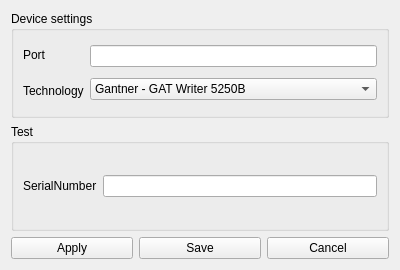
This is HoruxSystray/trunk/src/settings.ui in BackupTheBerlios/horux-svn as Qt 5 draws it before an edit. The edited form follows.
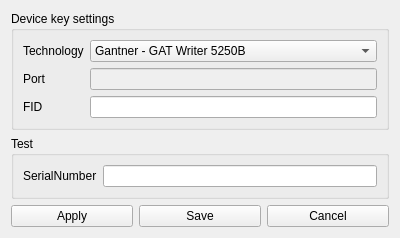
This is the edited form.

```diff
--- a/HoruxSystray/trunk/src/settings.ui
+++ b/HoruxSystray/trunk/src/settings.ui
@@ -7,7 +7,7 @@
     <x>0</x>
     <y>0</y>
     <width>400</width>
-    <height>270</height>
+    <height>215</height>
    </rect>
   </property>
   <property name="windowTitle">
@@ -17,18 +17,11 @@
    <item row="0" column="0">
     <widget class="QGroupBox" name="groupBox">
      <property name="title">
-      <string>Device settings</string>
+      <string>Device key settings</string>
      </property>
      <layout class="QHBoxLayout">
       <item>
        <layout class="QVBoxLayout">
-        <item>
-         <widget class="QLabel" name="label">
-          <property name="text">
-           <string>Port</string>
-          </property>
-         </widget>
-        </item>
         <item>
          <widget class="QLabel" name="label_2">
           <property name="text">
@@ -36,13 +29,24 @@
           </property>
          </widget>
         </item>
+        <item>
+         <widget class="QLabel" name="label">
+          <property name="text">
+           <string>Port</string>
+          </property>
+         </widget>
+        </item>
+        <item>
+         <widget class="QLabel" name="label_4">
+          <property name="text">
+           <string>FID</string>
+          </property>
+         </widget>
+        </item>
        </layout>
       </item>
       <item>
        <layout class="QVBoxLayout">
-        <item>
-         <widget class="QLineEdit" name="customPort"/>
-        </item>
         <item>
          <widget class="QComboBox" name="techComboBox">
           <item>
@@ -62,6 +66,16 @@
           </item>
          </widget>
         </item>
+        <item>
+         <widget class="QLineEdit" name="customPort">
+          <property name="enabled">
+           <bool>false</bool>
+          </property>
+         </widget>
+        </item>
+        <item>
+         <widget class="QLineEdit" name="fid"/>
+        </item>
        </layout>
       </item>
      </layout>
```
